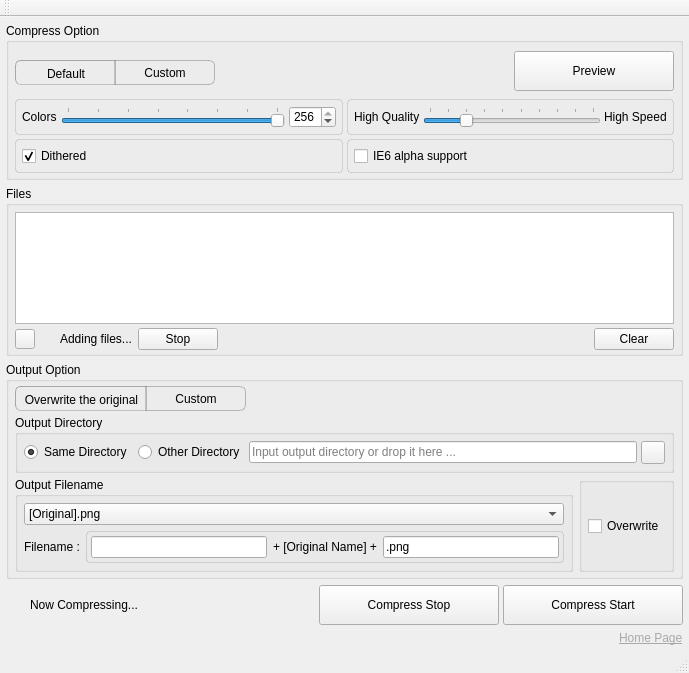
First picture: the form in pngyumainwindow.ui, repository nukesaq88/Pngyu, before the edit.
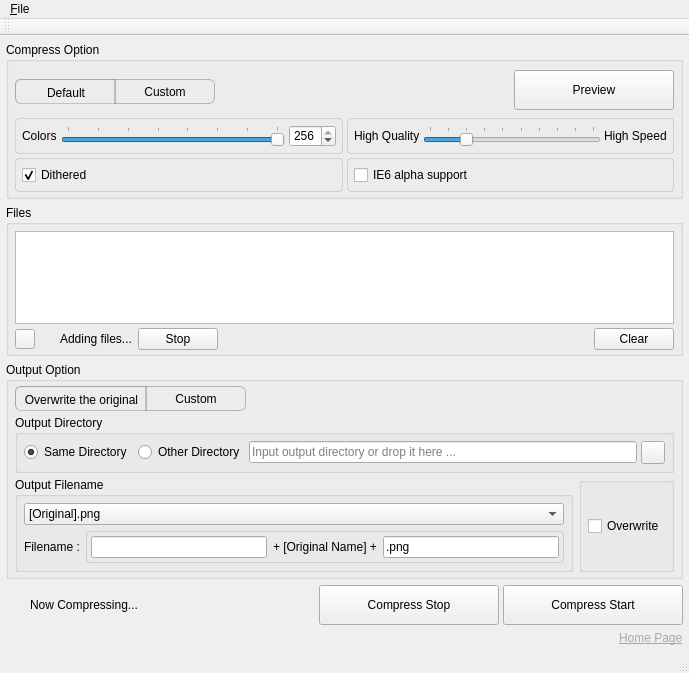
Second picture: the form after the edit. Icons and pictures are not drawn. Custom widgets are drawn as their Qt base class.

What changed in the file:
```diff
--- a/pngyumainwindow.ui
+++ b/pngyumainwindow.ui
@@ -1086,6 +1086,14 @@
      <height>22</height>
     </rect>
    </property>
+   <widget class="QMenu" name="menuPngyu">
+    <property name="title">
+     <string>&amp;File</string>
+    </property>
+    <addaction name="action_preferences"/>
+    <addaction name="action_quit"/>
+   </widget>
+   <addaction name="menuPngyu"/>
   </widget>
   <widget class="QToolBar" name="mainToolBar">
    <attribute name="toolBarArea">
```
Left out of the diff: 40 changed lines with no effect on the pictures.
